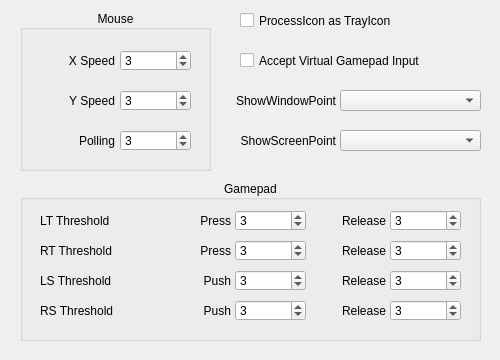
Zalafina/QKeyMapper, file QKeyMapper/qmappingadvanceddialog.ui: the form before one commit.
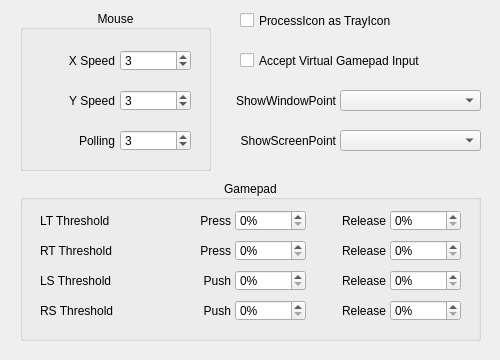
The form after the commit.

Commit message: Add gamepad threshold UI.

```diff
--- a/QKeyMapper/qmappingadvanceddialog.ui
+++ b/QKeyMapper/qmappingadvanceddialog.ui
@@ -420,8 +420,8 @@
     <property name="focusPolicy">
      <enum>Qt::FocusPolicy::ClickFocus</enum>
     </property>
-    <property name="value">
-     <number>3</number>
+    <property name="suffix">
+     <string>%</string>
     </property>
    </widget>
    <widget class="QLabel" name="LT_Threshold_ReleaseLabel">
@@ -452,8 +452,8 @@
     <property name="focusPolicy">
      <enum>Qt::FocusPolicy::ClickFocus</enum>
     </property>
-    <property name="value">
-     <number>3</number>
+    <property name="suffix">
+     <string>%</string>
     </property>
    </widget>
    <widget class="QSpinBox" name="RT_Threshold_ReleaseSpinBox">
@@ -468,8 +468,8 @@
     <property name="focusPolicy">
      <enum>Qt::FocusPolicy::ClickFocus</enum>
     </property>
-    <property name="value">
-     <number>3</number>
+    <property name="suffix">
+     <string>%</string>
     </property>
    </widget>
    <widget class="QSpinBox" name="RT_Threshold_PressSpinBox">
@@ -484,8 +484,8 @@
     <property name="focusPolicy">
      <enum>Qt::FocusPolicy::ClickFocus</enum>
     </property>
-    <property name="value">
-     <number>3</number>
+    <property name="suffix">
+     <string>%</string>
     </property>
    </widget>
    <widget class="QSpinBox" name="LS_Threshold_ReleaseSpinBox">
@@ -500,8 +500,8 @@
     <property name="focusPolicy">
      <enum>Qt::FocusPolicy::ClickFocus</enum>
     </property>
-    <property name="value">
-     <number>3</number>
+    <property name="suffix">
+     <string>%</string>
     </property>
    </widget>
    <widget class="QSpinBox" name="LS_Threshold_PushSpinBox">
@@ -516,8 +516,8 @@
     <property name="focusPolicy">
      <enum>Qt::FocusPolicy::ClickFocus</enum>
     </property>
-    <property name="value">
-     <number>3</number>
+    <property name="suffix">
+     <string>%</string>
     </property>
    </widget>
    <widget class="QSpinBox" name="RS_Threshold_ReleaseSpinBox">
@@ -532,8 +532,8 @@
     <property name="focusPolicy">
      <enum>Qt::FocusPolicy::ClickFocus</enum>
     </property>
-    <property name="value">
-     <number>3</number>
+    <property name="suffix">
+     <string>%</string>
     </property>
    </widget>
    <widget class="QSpinBox" name="RS_Threshold_PushSpinBox">
@@ -548,8 +548,8 @@
     <property name="focusPolicy">
      <enum>Qt::FocusPolicy::ClickFocus</enum>
     </property>
-    <property name="value">
-     <number>3</number>
+    <property name="suffix">
+     <string>%</string>
     </property>
    </widget>
    <widget class="QLabel" name="LT_Threshold_PressLabel">
```
